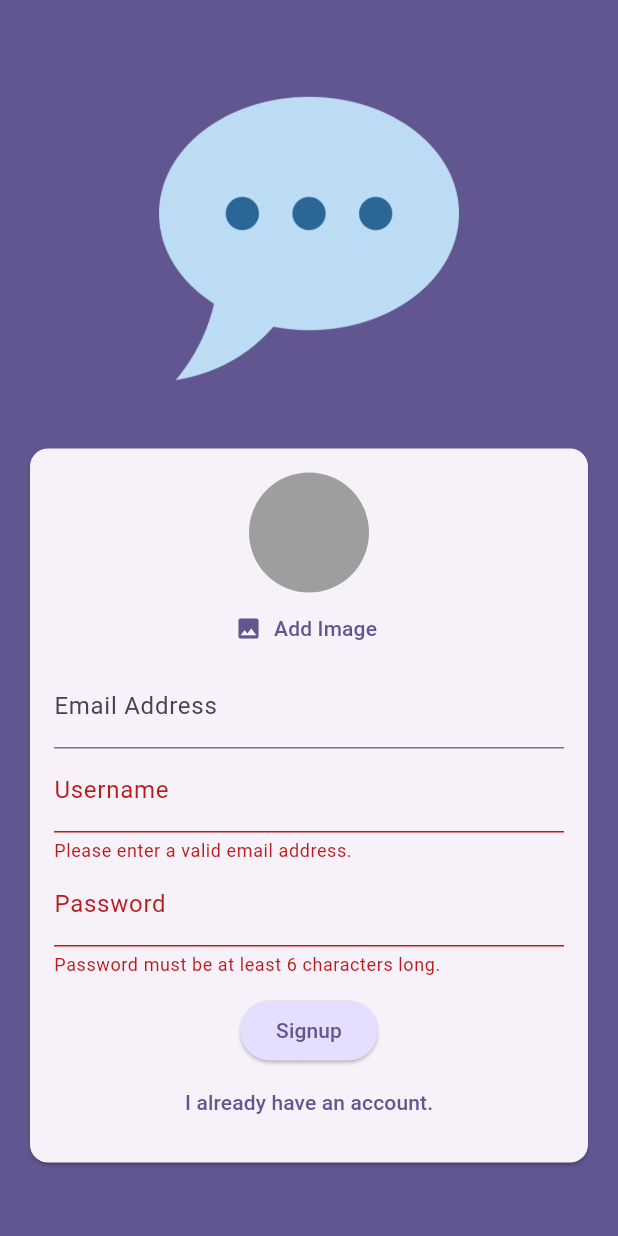
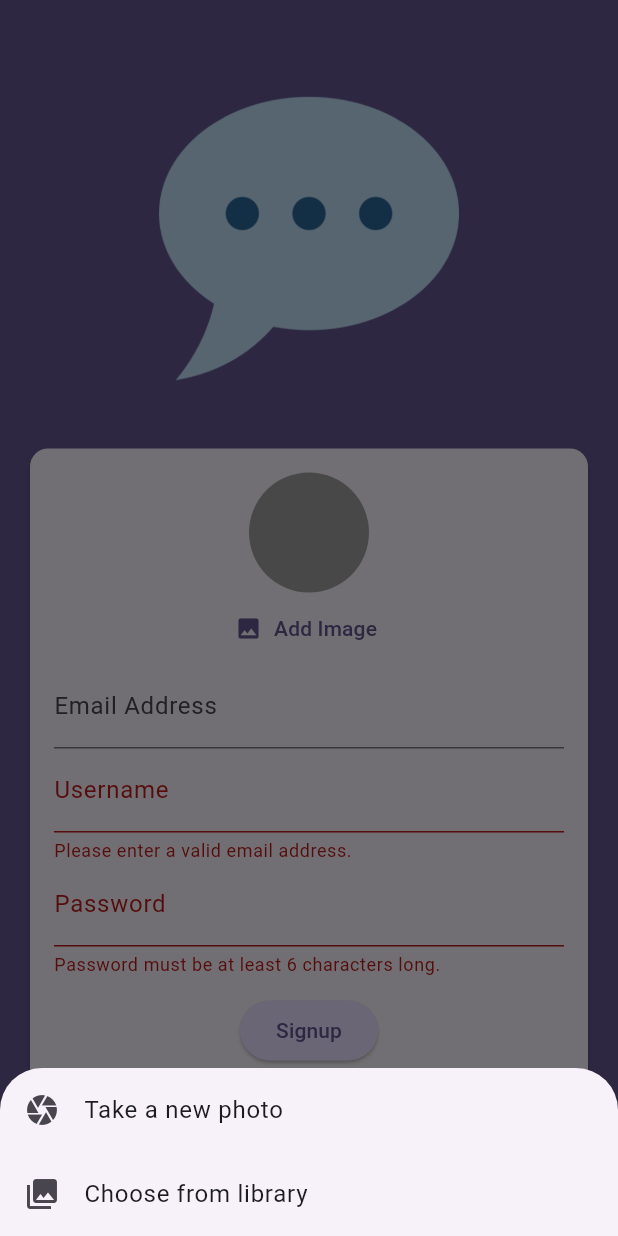
Before and after one commit to SebiC98/chat-app, a Flutter app: the screen it shows after launch, after a tap on "Login", after a tap on "Create an account", after a tap on "Add Image", on a phone screen of 412 x 824 dp. Run offline on Flutter 3.47's test engine with Material 3 defaults, Android fonts, the phone set to English and light mode, and no system bars; our stand-ins replace cloud_firestore, firebase_auth, firebase_core, firebase_storage, image_picker; accounts and stored records are empty.

```diff
--- a/lib/screens/auth.dart
+++ b/lib/screens/auth.dart
@@ -29,8 +29,16 @@ class _AuthScreenState extends State<AuthScreen> {
 
   void _submit() async {
     final isValid = _form.currentState!.validate();
-    if (!isValid || _isLogin && _selectedImage == null) {
+    if (!isValid) {
+      return;
+    }
+    if (!_isLogin && _selectedImage == null) {
       //show error message ...
+      ScaffoldMessenger.of(context).showSnackBar(
+        SnackBar(
+          content: Text('Please pick an image.'),
+        ),
+      );
       return;
     }
 
@@ -42,9 +50,11 @@ class _AuthScreenState extends State<AuthScreen> {
       if (_isLogin) {
         final userCredentials = await _firebase.signInWithEmailAndPassword(
             email: _enteredEmail, password: _enteredPassword);
+        print('User logged in: ${userCredentials.user!.uid}');
       } else {
         final userCredentials = await _firebase.createUserWithEmailAndPassword(
             email: _enteredEmail, password: _enteredPassword);
+        print('User registered: ${userCredentials.user!.uid}');
 
         final storageRef = FirebaseStorage.instance
             .ref()
@@ -64,13 +74,22 @@ class _AuthScreenState extends State<AuthScreen> {
         });
       }
     } on FirebaseAuthException catch (error) {
-      if (error.code == 'email-already-in-use') {
-        //
-      }
+      print('Error: ${error.code}');
       ScaffoldMessenger.of(context).clearSnackBars();
       ScaffoldMessenger.of(context).showSnackBar(
         SnackBar(
           content: Text(error.message ?? 'Authentication failed'),
+        ),
+      );
+      setState(() {
+        _isAuthenticating = false;
+      });
+    } catch (error) {
+      print('Unexpected error: $error');
+      ScaffoldMessenger.of(context).clearSnackBars();
+      ScaffoldMessenger.of(context).showSnackBar(
+        SnackBar(
+          content: Text('Unexpected error occurred. Please try again.'),
         ),
       );
       setState(() {
@@ -141,7 +160,7 @@ class _AuthScreenState extends State<AuthScreen> {
                                 if (value == null ||
                                     value.isEmpty ||
                                     value.trim().length < 4) {
-                                  return 'Please a enter at least 4 characters';
+                                  return 'Please enter at least 4 characters';
                                 }
                                 return null;
                               },
--- a/lib/widgets/user_image_picker.dart
+++ b/lib/widgets/user_image_picker.dart
@@ -17,9 +17,9 @@ class UserImagePicker extends StatefulWidget {
 class _UserImagePickerState extends State<UserImagePicker> {
   File? _pickedImageFile;
 
-  void _pickImage() async {
+  void _pickImage(ImageSource source) async {
     final pickedImage = await ImagePicker().pickImage(
-      source: ImageSource.camera,
+      source: source,
       imageQuality: 50,
       maxWidth: 150,
     );
@@ -35,6 +35,33 @@ class _UserImagePickerState extends State<UserImagePicker> {
     widget.onPickImage(_pickedImageFile!);
   }
 
+  void _showImageSourceOptions() {
+    showModalBottomSheet(
+      context: context,
+      builder: (ctx) => Column(
+        mainAxisSize: MainAxisSize.min,
+        children: [
+          ListTile(
+            leading: Icon(Icons.camera),
+            title: Text('Take a new photo'),
+            onTap: () {
+              Navigator.of(ctx).pop();
+              _pickImage(ImageSource.camera);
+            },
+          ),
+          ListTile(
+            leading: Icon(Icons.photo_library),
+            title: Text('Choose from library'),
+            onTap: () {
+              Navigator.of(ctx).pop();
+              _pickImage(ImageSource.gallery);
+            },
+          ),
+        ],
+      ),
+    );
+  }
+
   @override
   Widget build(BuildContext context) {
     return Column(
@@ -46,7 +73,7 @@ class _UserImagePickerState extends State<UserImagePicker> {
               _pickedImageFile != null ? FileImage(_pickedImageFile!) : null,
         ),
         TextButton.icon(
-          onPressed: _pickImage,
+          onPressed: _showImageSourceOptions,
           icon: Icon(Icons.image),
           label: Text(
             'Add Image',
```
Also changed, not shown: lib/message_bubble.dart (added, +147 -0 lines), lib/widgets/chat_messages.dart (+62 -3 lines), lib/widgets/new_message.dart (+19 -4 lines).
